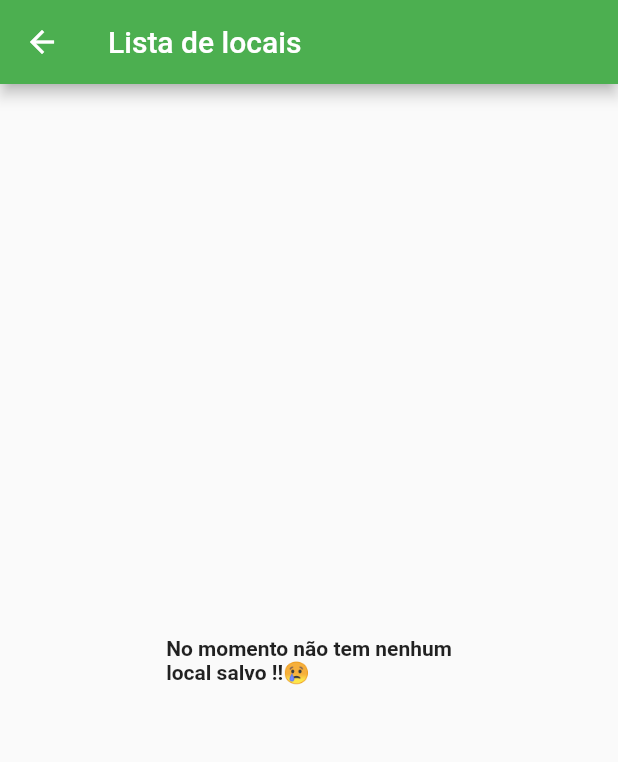
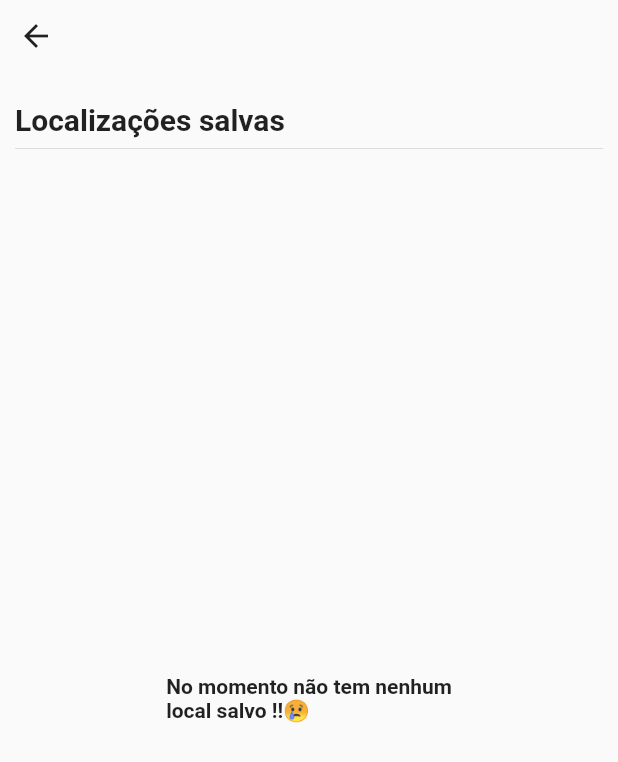
Before and after one commit to flutter-preview/Kevin-Sarges-Geo-Save, a Flutter app: the ListLocalScreen screen opened by its route, on a phone screen of 412 x 824 dp. Shown: the top 762 px of the screen. Run offline on Flutter 3.47's test engine with Material 2 defaults, Android fonts, the phone set to English and light mode, and no system bars; our stand-ins replace dartz, flutter_bloc, geolocator, get_it, google_maps_flutter, sqflite; missing offline and left inert: flutter_config, geolocator_platform_interface; accounts and stored records are empty.

Commit message:
refactor: nova tela

```diff
--- a/lib/app/features/list_local/presenter/list_local_screen.dart
+++ b/lib/app/features/list_local/presenter/list_local_screen.dart
@@ -1,6 +1,8 @@
 import 'package:flutter/material.dart';
 import 'package:flutter_bloc/flutter_bloc.dart';
 import 'package:geosave/app/common/colors/colors_app.dart';
+import 'package:geosave/app/common/routes/app_routes.dart';
+import 'package:geosave/app/common/widget/appbar_widget.dart';
 import 'package:geosave/app/common/widget/loading_widget.dart';
 import 'package:geosave/app/features/list_local/presenter/controller/list_local_cubit.dart';
 import 'package:geosave/app/features/list_local/presenter/controller/list_local_state.dart';
@@ -27,15 +29,38 @@ class _ListLocalScreenState extends State<ListLocalScreen> {
   @override
   Widget build(BuildContext context) {
     return Scaffold(
-      appBar: AppBar(
-        title: const Text('Lista de locais'),
-      ),
       body: SafeArea(
         child: RefreshIndicator(
           onRefresh: () {
             final locais = _cubit.getLocais();
             return locais;
           },
+          child: Column(
+            children: [
+              AppBarWidget(onPressed: () {
+                Navigator.popAndPushNamed(
+                  context,
+                  AppRoutes.map,
+                );
+              }),
+              const SizedBox(height: 20),
+              const Padding(
+                padding: EdgeInsets.symmetric(horizontal: 10),
+                child: Column(
+                  crossAxisAlignment: CrossAxisAlignment.start,
+                  children: [
+                    Text(
+                      'Localizações salvas',
+                      style: TextStyle(
+                        fontSize: 20,
+                        fontWeight: FontWeight.bold,
+                      ),
+                    ),
+                    Divider(),
+                  ],
+                ),
+              ),
+              Expanded(
                 child: BlocBuilder<ListLocalCubit, ListLocalState>(
                   bloc: _cubit,
                   builder: (context, state) {
@@ -62,15 +87,9 @@ class _ListLocalScreenState extends State<ListLocalScreen> {
                           ),
                         );
                       } else {
-                  return GridView.builder(
+                        return ListView.builder(
                           itemCount: state.locais.length,
                           padding: const EdgeInsets.fromLTRB(12, 20, 12, 0),
-                    gridDelegate:
-                        const SliverGridDelegateWithFixedCrossAxisCount(
-                      crossAxisCount: 2,
-                      crossAxisSpacing: 10,
-                      mainAxisSpacing: 10,
-                    ),
                           itemBuilder: (context, index) {
                             return LocalContainer(
                               local: state.locais[index],
@@ -86,6 +105,9 @@ class _ListLocalScreenState extends State<ListLocalScreen> {
                   },
                 ),
               ),
+            ],
+          ),
+        ),
       ),
     );
   }
```
Also changed, not shown: lib/app/features/list_local/presenter/widgets/local_container.dart (+5 -3 lines). Lines whose indentation alone changed are shown as unchanged.
